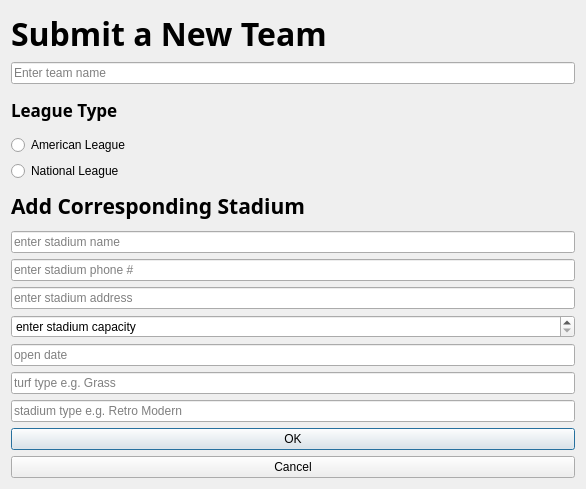
First picture: the form in Baseball-Itinerary-Program/addstadiumwin.ui, repository xavierliancw/Based-Itinerary, before the edit.
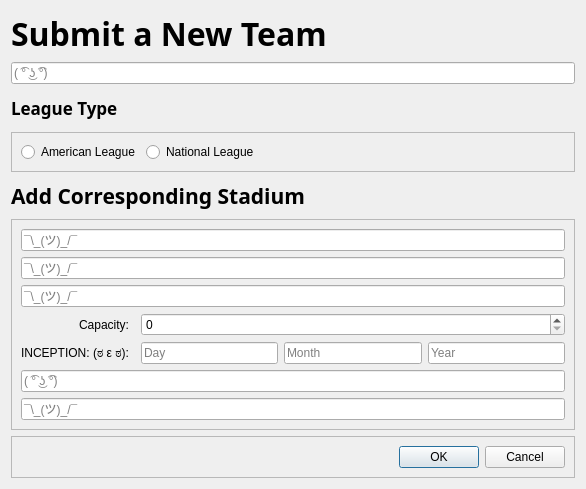
Second picture: the form after the edit.

```diff
--- a/Baseball-Itinerary-Program/addstadiumwin.ui
+++ b/Baseball-Itinerary-Program/addstadiumwin.ui
@@ -32,7 +32,7 @@
    <item>
     <widget class="QLineEdit" name="newNameLE">
      <property name="placeholderText">
-      <string>Enter team name</string>
+      <string>( ͡° ͜ʖ ͡°)</string>
      </property>
     </widget>
    </item>
@@ -52,6 +52,15 @@
     </widget>
    </item>
    <item>
+    <widget class="QFrame" name="frame_3">
+     <property name="frameShape">
+      <enum>QFrame::StyledPanel</enum>
+     </property>
+     <property name="frameShadow">
+      <enum>QFrame::Raised</enum>
+     </property>
+     <layout class="QHBoxLayout" name="horizontalLayout_2">
+      <item>
     <widget class="QRadioButton" name="aLeagueBtn">
      <property name="text">
       <string>American League</string>
@@ -66,6 +75,22 @@
     </widget>
    </item>
    <item>
+       <spacer name="horizontalSpacer_2">
+        <property name="orientation">
+         <enum>Qt::Horizontal</enum>
+        </property>
+        <property name="sizeHint" stdset="0">
+         <size>
+          <width>40</width>
+          <height>20</height>
+         </size>
+        </property>
+       </spacer>
+      </item>
+     </layout>
+    </widget>
+   </item>
+   <item>
     <widget class="QLabel" name="label_5">
      <property name="font">
       <font>
@@ -81,48 +106,64 @@
     </widget>
    </item>
    <item>
-    <widget class="QLineEdit" name="stadNameLE">
-     <property name="placeholderText">
-      <string>enter stadium name</string>
+    <widget class="QFrame" name="frame_2">
+     <property name="frameShape">
+      <enum>QFrame::StyledPanel</enum>
      </property>
-    </widget>
-   </item>
-   <item>
-    <widget class="QLineEdit" name="stadPhone">
-     <property name="placeholderText">
-      <string>enter stadium phone #</string>
+     <property name="frameShadow">
+      <enum>QFrame::Raised</enum>
      </property>
-    </widget>
-   </item>
-   <item>
+     <layout class="QGridLayout" name="gridLayout">
+      <item row="2" column="0" colspan="5">
     <widget class="QLineEdit" name="stadAddress">
      <property name="placeholderText">
-      <string>enter stadium address</string>
+         <string>¯\_(ツ)_/¯</string>
      </property>
     </widget>
    </item>
-   <item>
-    <widget class="QSpinBox" name="stadCapacity">
-     <property name="specialValueText">
-      <string>enter stadium capacity</string>
+      <item row="1" column="0" colspan="5">
+       <widget class="QLineEdit" name="stadPhone">
+        <property name="placeholderText">
+         <string>¯\_(ツ)_/¯</string>
      </property>
     </widget>
    </item>
-   <item>
-    <widget class="QLineEdit" name="openDate">
+      <item row="0" column="0" colspan="5">
+       <widget class="QLineEdit" name="stadNameLE">
      <property name="placeholderText">
-      <string>open date</string>
+         <string>¯\_(ツ)_/¯</string>
      </property>
     </widget>
    </item>
-   <item>
+      <item row="5" column="4">
+       <widget class="QLineEdit" name="lineEdit_2">
+        <property name="placeholderText">
+         <string>Year</string>
+        </property>
+       </widget>
+      </item>
+      <item row="6" column="0" colspan="5">
     <widget class="QLineEdit" name="turfType">
      <property name="placeholderText">
-      <string>turf type e.g. Grass</string>
+         <string>( ͡° ͜ʖ ͡°)</string>
      </property>
     </widget>
    </item>
-   <item>
+      <item row="5" column="2">
+       <widget class="QLineEdit" name="openDate">
+        <property name="placeholderText">
+         <string>Day</string>
+        </property>
+       </widget>
+      </item>
+      <item row="5" column="3">
+       <widget class="QLineEdit" name="lineEdit">
+        <property name="placeholderText">
+         <string>Month</string>
+        </property>
+       </widget>
+      </item>
+      <item row="7" column="0" colspan="5">
     <widget class="QLineEdit" name="stadType">
      <property name="text">
       <string/>
@@ -131,9 +172,61 @@
       <number>0</number>
      </property>
      <property name="placeholderText">
-      <string>stadium type e.g. Retro Modern</string>
-     </property>
-    </widget>
+         <string>¯\_(ツ)_/¯</string>
+        </property>
+       </widget>
+      </item>
+      <item row="5" column="0">
+       <widget class="QLabel" name="label">
+        <property name="text">
+         <string>INCEPTION: (ಠ ε ಠ):</string>
+        </property>
+        <property name="alignment">
+         <set>Qt::AlignRight|Qt::AlignTrailing|Qt::AlignVCenter</set>
+        </property>
+       </widget>
+      </item>
+      <item row="4" column="0">
+       <widget class="QLabel" name="label_2">
+        <property name="text">
+         <string>Capacity:</string>
+        </property>
+        <property name="alignment">
+         <set>Qt::AlignRight|Qt::AlignTrailing|Qt::AlignVCenter</set>
+        </property>
+       </widget>
+      </item>
+      <item row="4" column="2" colspan="3">
+       <widget class="QSpinBox" name="stadCapacity">
+        <property name="specialValueText">
+         <string/>
+        </property>
+       </widget>
+      </item>
+     </layout>
+    </widget>
+   </item>
+   <item>
+    <widget class="QFrame" name="frame">
+     <property name="frameShape">
+      <enum>QFrame::StyledPanel</enum>
+     </property>
+     <property name="frameShadow">
+      <enum>QFrame::Raised</enum>
+     </property>
+     <layout class="QHBoxLayout" name="horizontalLayout">
+      <item>
+       <spacer name="horizontalSpacer">
+        <property name="orientation">
+         <enum>Qt::Horizontal</enum>
+        </property>
+        <property name="sizeHint" stdset="0">
+         <size>
+          <width>40</width>
+          <height>20</height>
+         </size>
+        </property>
+       </spacer>
    </item>
    <item>
     <widget class="QPushButton" name="okBtn">
@@ -147,6 +240,9 @@
      <property name="text">
       <string>Cancel</string>
      </property>
+       </widget>
+      </item>
+     </layout>
     </widget>
    </item>
   </layout>
```
Lines whose indentation alone changed are shown as unchanged.
